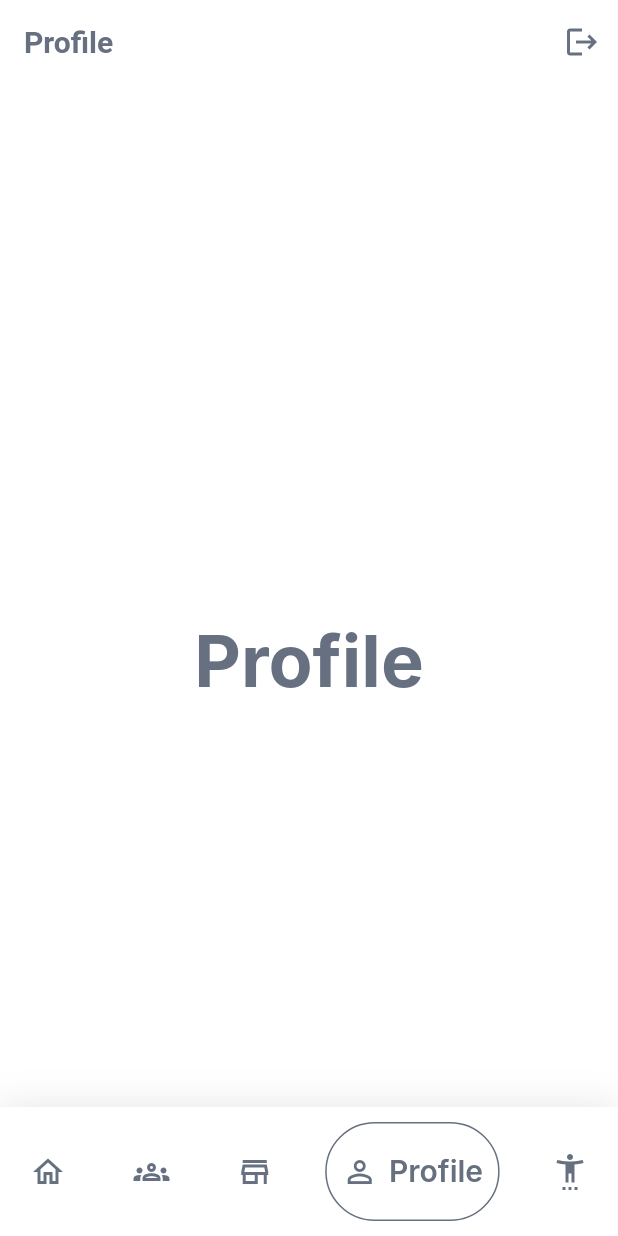
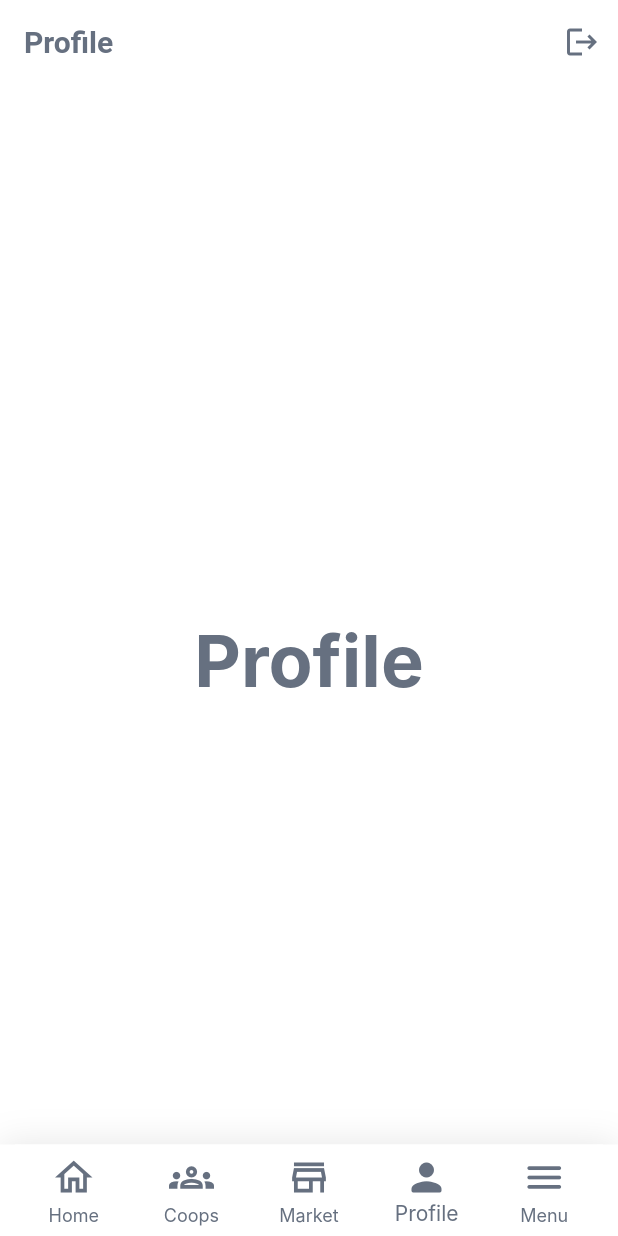
Before and after one commit to Villy15/cooptourism, a Flutter app: the screen it shows once a user with an empty profile is signed in, item 4 of the bottom bar chosen, on a phone screen of 412 x 824 dp. Run offline on Flutter 3.47's test engine with Material 2 defaults, Android fonts, the phone set to English and light mode, and no system bars; drawn by our look-alikes of google_nav_bar; our stand-ins replace cloud_firestore, firebase_auth, firebase_core, firebase_storage, go_router; accounts and stored records are empty; Roboto replaces fonts that are missing (Inter).

Commit message:
changed the bottom navbar and working on specific coop page

```diff
--- a/lib/pages/coops_page.dart
+++ b/lib/pages/coops_page.dart
@@ -15,6 +15,7 @@ class _CoopsPageState extends State<CoopsPage> {
   final storageRef = FirebaseStorage.instance.ref();
   final Stream<QuerySnapshot> _cooperatives =
       FirebaseFirestore.instance.collection('cooperatives').snapshots();
+
   @override
   Widget build(BuildContext context) {
     return Scaffold(
@@ -57,7 +58,7 @@ class _CoopsPageState extends State<CoopsPage> {
                         ),
                         child: GestureDetector(
                           onTap: () {
-                            var coopId = cooperatives[index];
+                            var coopId = cooperatives[index].id;
                             return context.go('/$coopId');
                           },
                           child: Column(
@@ -70,7 +71,7 @@ class _CoopsPageState extends State<CoopsPage> {
                                 child: FutureBuilder<String>(
                                   future: storageRef
                                       .child(
-                                          "${cooperatives[index].get('logo')}")
+                                          "${cooperatives[index].id}/logo/${cooperatives[index].get('logo')}")
                                       .getDownloadURL(), // Await here
                                   builder: (context, urlSnapshot) {
                                     if (urlSnapshot.connectionState ==
--- a/lib/pages/home_page.dart
+++ b/lib/pages/home_page.dart
@@ -1,5 +1,5 @@
 import 'package:cooptourism/animations/slide_transition.dart';
-import 'package:cooptourism/widgets/gnav_home.dart';
+import 'package:cooptourism/widgets/bottom_nav_home.dart';
 import 'package:firebase_auth/firebase_auth.dart';
 import 'package:flutter/material.dart';
 
@@ -75,7 +75,7 @@ class HomePageState extends State<HomePage> {
         child: SafeArea(
           child: Padding(
             padding: const EdgeInsets.symmetric(horizontal: 10.0, vertical: 0),
-            child: GNavHomeWidget(
+            child: BottomNavHomeWidget(
               selectedIndex: _selectedIndex,
               onTabChange: (index) {
                 setState(() {
--- /dev/null
+++ b/lib/widgets/bottom_nav_home.dart
@@ -0,0 +1,59 @@
+import 'package:flutter/material.dart';
+
+class BottomNavHomeWidget extends StatelessWidget {
+  final int selectedIndex;
+  final Function(int) onTabChange;
+
+  const BottomNavHomeWidget({
+    Key? key,
+    required this.selectedIndex,
+    required this.onTabChange,
+  }) : super(key: key);
+
+  @override
+  Widget build(BuildContext context) {
+    return BottomNavigationBar(
+      type: BottomNavigationBarType.fixed,
+      elevation: 0,
+      iconSize: 30,
+      showUnselectedLabels: true,
+      showSelectedLabels: true,
+      // unselectedIconTheme: IconThemeData(color: Theme.of(context).colorScheme.secondary),
+      selectedItemColor:  Theme.of(context).colorScheme.primary,
+      selectedLabelStyle: TextStyle(color: Theme.of(context).colorScheme.primary),
+      unselectedItemColor: Theme.of(context).colorScheme.primary,
+      unselectedLabelStyle: TextStyle(color: Theme.of(context).colorScheme.primary),
+      backgroundColor: Theme.of(context).colorScheme.background,
+      // selectedFontSize: 12,
+      items: const <BottomNavigationBarItem>[
+        BottomNavigationBarItem(
+          icon: Icon(Icons.home_outlined),
+          activeIcon: Icon(Icons.home_rounded),
+          label: 'Home',
+        ),
+        BottomNavigationBarItem(
+          icon: Icon(Icons.groups_outlined),
+          activeIcon: Icon(Icons.groups),
+          label: 'Coops',
+        ),
+        BottomNavigationBarItem(
+          icon: Icon(Icons.store_mall_directory_outlined),
+          activeIcon: Icon(Icons.store_mall_directory_rounded),
+          label: 'Market',
+        ),
+        BottomNavigationBarItem(
+          icon: Icon(Icons.person_outline_rounded),
+          activeIcon: Icon(Icons.person_rounded),
+          label: 'Profile',
+        ),
+        BottomNavigationBarItem(
+          icon: Icon(Icons.menu_rounded),
+          activeIcon: Icon(Icons.menu_open_rounded),
+          label: 'Menu',
+        ),
+      ],
+      currentIndex: selectedIndex,
+      onTap: onTabChange,
+    );
+  }
+}
--- a/lib/widgets/gnav_home.dart
+++ /dev/null
@@ -1,54 +0,0 @@
-import 'package:flutter/material.dart';
-import 'package:google_nav_bar/google_nav_bar.dart';
-
-class GNavHomeWidget extends StatelessWidget {
-  final int selectedIndex;
-  final Function(int) onTabChange;
-
-  const GNavHomeWidget({
-    Key? key,
-    required this.selectedIndex,
-    required this.onTabChange,
-  }) : super(key: key);
-
-  @override
-  Widget build(BuildContext context) {
-    return GNav(
-      tabMargin: const EdgeInsets.symmetric(horizontal: 0, vertical: 10),
-      backgroundColor: Theme.of(context).colorScheme.background,
-      color: Theme.of(context).colorScheme.primary,
-      activeColor: Theme.of(context).colorScheme.primary,
-      tabBorderRadius: 50,
-      tabActiveBorder: Border.all(
-        color: Theme.of(context).colorScheme.primary,
-        width: 1,
-      ),
-      padding: const EdgeInsets.symmetric(horizontal: 10, vertical: 20),
-      gap: 7.5,
-      tabs: const [
-        GButton(
-          icon: Icons.home_outlined,
-          text: 'Home',
-        ),
-        GButton(
-          icon: Icons.groups_outlined,
-          text: 'Coops',
-        ),
-        GButton(
-          icon: Icons.store_mall_directory_outlined,
-          text: 'Market',
-        ),
-        GButton(
-          icon: Icons.person_outline_sharp,
-          text: 'Profile',
-        ),
-        GButton(
-          icon: Icons.settings_accessibility,
-          text: 'Menu',
-        ),
-      ],
-      selectedIndex: selectedIndex,
-      onTabChange: onTabChange,
-    );
-  }
-}
```
Also changed, not shown: lib/pages/selected_coop_page.dart (+23 -1 lines), lib/widgets/display_logo.dart (added, +46 -0 lines).
